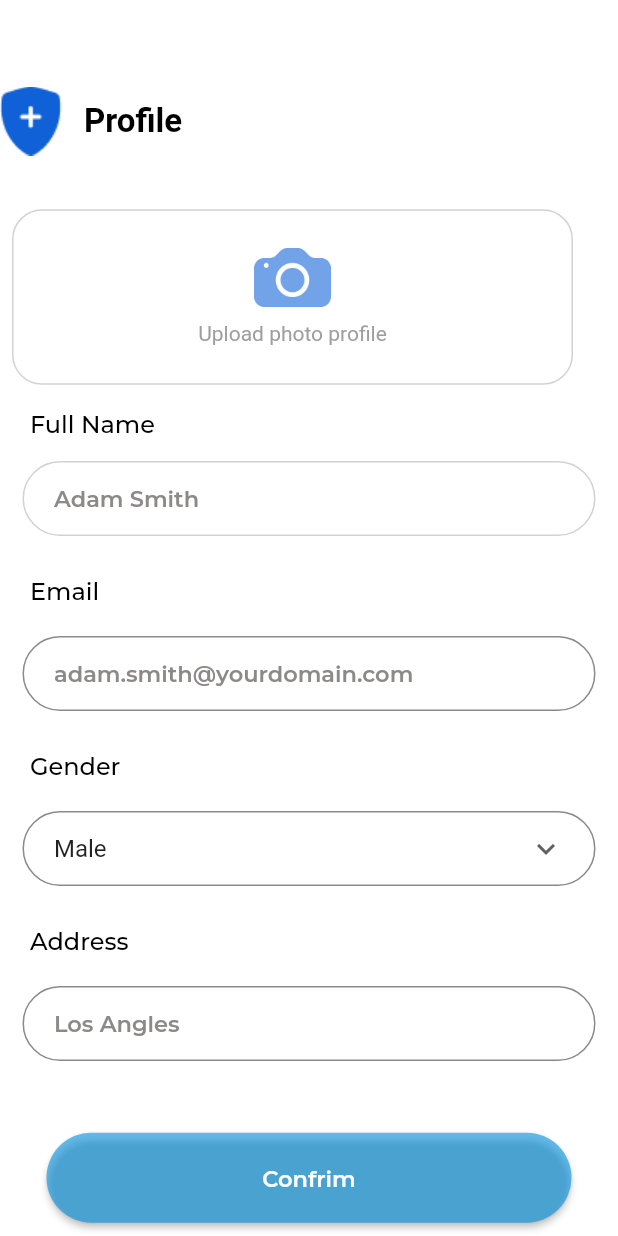
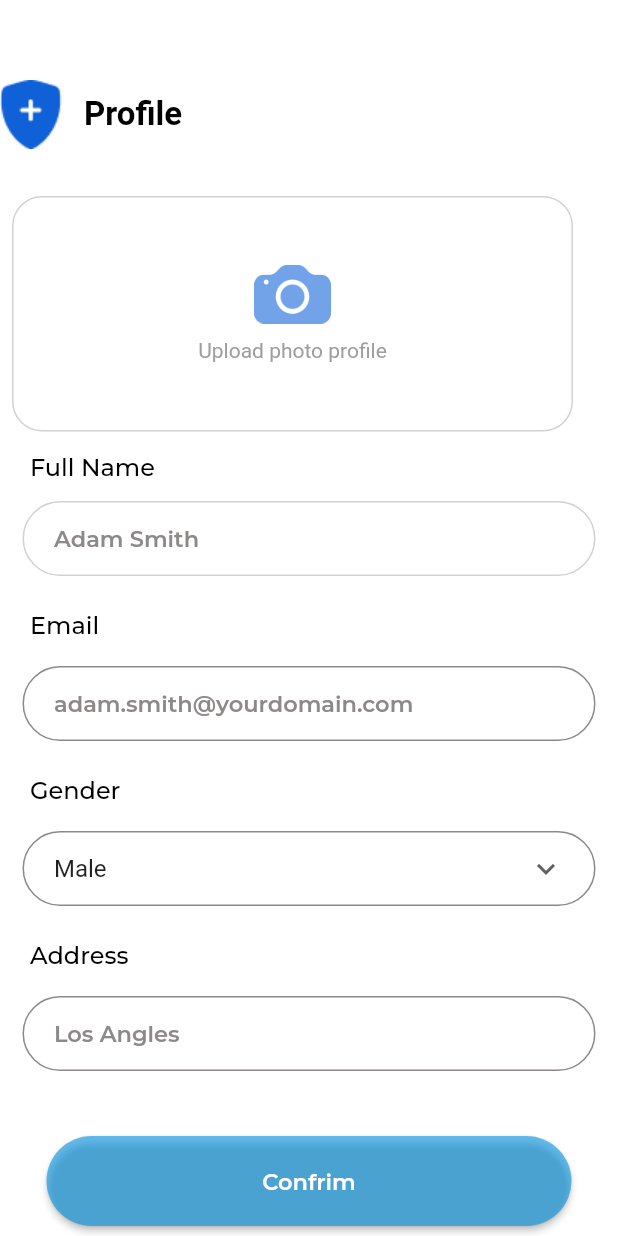
Before and after one commit to fwdAndroid/practo_paitient, a Flutter app: the Profile screen opened directly, on a phone screen of 412 x 824 dp. Run offline on Flutter 3.47's test engine with Material 2 defaults, Android fonts, the phone set to English and light mode, and no system bars; our stand-ins replace bottom_navy_bar, cloud_firestore, country_code_picker, firebase_auth, firebase_core, flutter_credit_card and 5 more; missing offline and left inert: booking_calendar, calender_picker, phone_form_field; accounts and stored records are empty.

Commit message:
Heigh increase

```diff
--- a/lib/profile/profile.dart
+++ b/lib/profile/profile.dart
@@ -88,7 +88,7 @@ class _ProfileState extends State<Profile> {
                   padding: const EdgeInsets.all(8.0),
                   child: Container(
                     width: 374,
-                    height: 117,
+                    height: 157,
                     decoration: BoxDecoration(
                       borderRadius: BorderRadius.circular(20),
                       border: Border.all(
```
